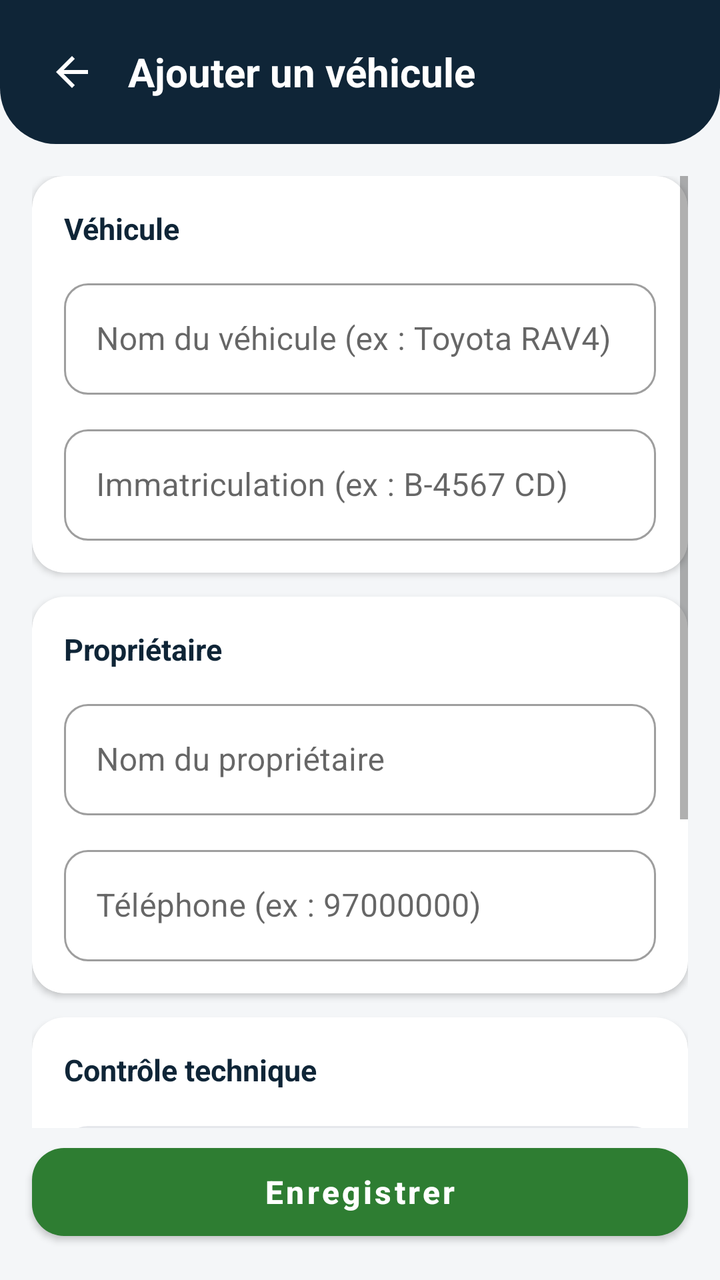
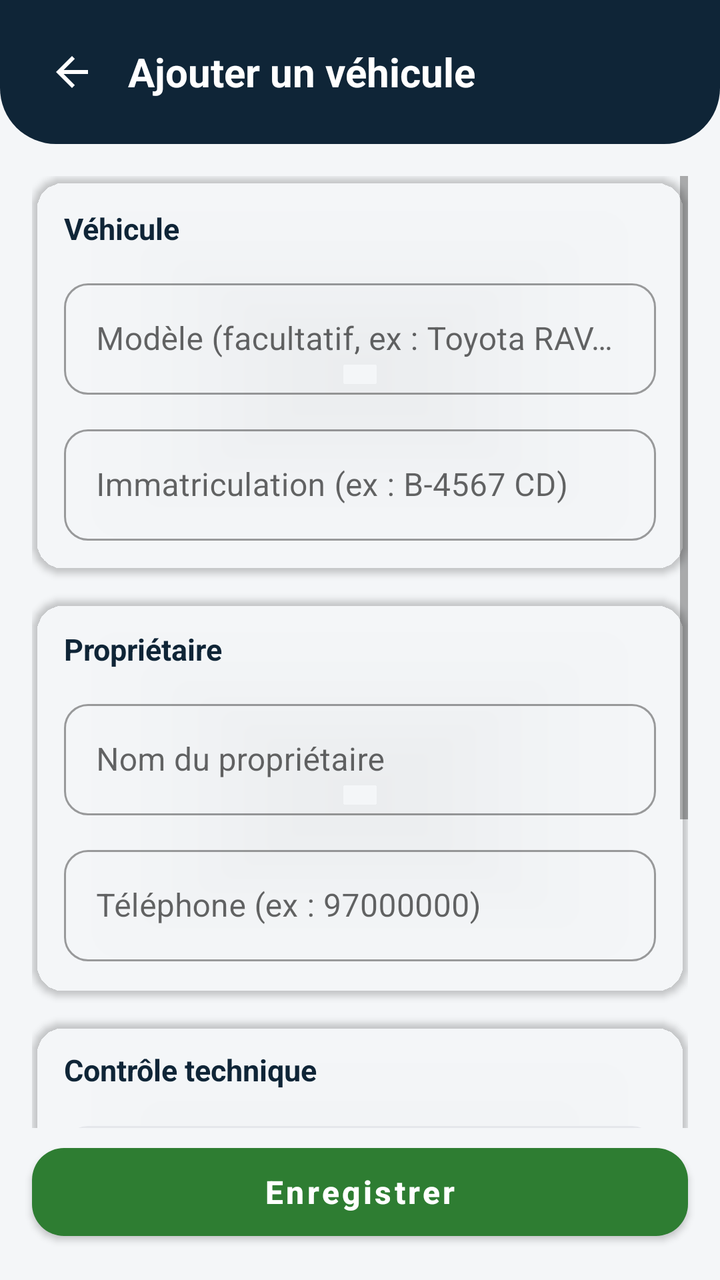

The first picture is an Android layout as it rendered before a commit; the second is the same layout after the commit. The layout source and the unified diff follow.
<!-- AndroidManifest.xml: application theme Theme.AutoMemo -->
<!-- res/layout/activity_add_vehicle.xml -->
<?xml version="1.0" encoding="utf-8"?>
<LinearLayout xmlns:android="http://schemas.android.com/apk/res/android"
    xmlns:app="http://schemas.android.com/apk/res-auto"
    android:layout_width="match_parent"
    android:layout_height="match_parent"
    android:background="@color/bg_light"
    android:orientation="vertical">

    
    <LinearLayout
        android:layout_width="match_parent"
        android:layout_height="wrap_content"
        android:background="@drawable/bg_header"
        android:gravity="center_vertical"
        android:orientation="horizontal"
        android:padding="16dp">

        <ImageView
            android:id="@+id/ivBack"
            android:layout_width="40dp"
            android:layout_height="40dp"
            android:background="?attr/selectableItemBackgroundBorderless"
            android:clickable="true"
            android:contentDescription="Retour"
            android:focusable="true"
            android:padding="8dp"
            android:src="@drawable/ic_back"
            android:tint="@android:color/white" />

        <TextView
            android:layout_width="wrap_content"
            android:layout_height="wrap_content"
            android:layout_marginStart="8dp"
            android:text="Ajouter un véhicule"
            android:textColor="@android:color/white"
            android:textSize="20sp"
            android:textStyle="bold" />
    </LinearLayout>

    <ScrollView
        android:layout_width="match_parent"
        android:layout_height="0dp"
        android:layout_weight="1"
        android:clipToPadding="false"
        android:padding="16dp">

        <LinearLayout
            android:layout_width="match_parent"
            android:layout_height="wrap_content"
            android:orientation="vertical">

            
            <androidx.cardview.widget.CardView
                android:layout_width="match_parent"
                android:layout_height="wrap_content"
                android:layout_marginBottom="12dp"
                app:cardBackgroundColor="@android:color/white"
                app:cardCornerRadius="16dp"
                app:cardElevation="2dp">

                <LinearLayout
                    android:layout_width="match_parent"
                    android:layout_height="wrap_content"
                    android:orientation="vertical"
                    android:padding="16dp">

                    <TextView
                        android:layout_width="wrap_content"
                        android:layout_height="wrap_content"
                        android:layout_marginBottom="12dp"
                        android:text="Véhicule"
                        android:textColor="@color/navy_header"
                        android:textSize="15sp"
                        android:textStyle="bold" />

                    <com.google.android.material.textfield.TextInputLayout
                        style="@style/Widget.MaterialComponents.TextInputLayout.OutlinedBox"
                        android:layout_width="match_parent"
                        android:layout_height="wrap_content"
                        android:layout_marginBottom="12dp"
                        android:hint="Nom du véhicule (ex : Toyota RAV4)"
                        app:boxCornerRadiusBottomEnd="12dp"
                        app:boxCornerRadiusBottomStart="12dp"
                        app:boxCornerRadiusTopEnd="12dp"
                        app:boxCornerRadiusTopStart="12dp">

                        <com.google.android.material.textfield.TextInputEditText
                            android:id="@+id/etVehicleName"
                            android:layout_width="match_parent"
                            android:layout_height="wrap_content"
                            android:inputType="textCapWords"
                            android:textColor="@color/text_dark" />
                    </com.google.android.material.textfield.TextInputLayout>

                    <com.google.android.material.textfield.TextInputLayout
                        style="@style/Widget.MaterialComponents.TextInputLayout.OutlinedBox"
                        android:layout_width="match_parent"
                        android:layout_height="wrap_content"
                        android:hint="Immatriculation (ex : B-4567 CD)"
                        app:boxCornerRadiusBottomEnd="12dp"
                        app:boxCornerRadiusBottomStart="12dp"
                        app:boxCornerRadiusTopEnd="12dp"
                        app:boxCornerRadiusTopStart="12dp">

                        <com.google.android.material.textfield.TextInputEditText
                            android:id="@+id/etLicensePlate"
                            android:layout_width="match_parent"
                            android:layout_height="wrap_content"
                            android:inputType="textCapCharacters"
                            android:textColor="@color/text_dark" />
                    </com.google.android.material.textfield.TextInputLayout>
                </LinearLayout>
            </androidx.cardview.widget.CardView>

            
            <androidx.cardview.widget.CardView
                android:layout_width="match_parent"
                android:layout_height="wrap_content"
                android:layout_marginBottom="12dp"
                app:cardBackgroundColor="@android:color/white"
                app:cardCornerRadius="16dp"
                app:cardElevation="2dp">

                <LinearLayout
                    android:layout_width="match_parent"
                    android:layout_height="wrap_content"
                    android:orientation="vertical"
                    android:padding="16dp">

                    <TextView
                        android:layout_width="wrap_content"
                        android:layout_height="wrap_content"
                        android:layout_marginBottom="12dp"
                        android:text="Propriétaire"
                        android:textColor="@color/navy_header"
                        android:textSize="15sp"
                        android:textStyle="bold" />

                    <com.google.android.material.textfield.TextInputLayout
                        style="@style/Widget.MaterialComponents.TextInputLayout.OutlinedBox"
                        android:layout_width="match_parent"
                        android:layout_height="wrap_content"
                        android:layout_marginBottom="12dp"
                        android:hint="Nom du propriétaire"
                        app:boxCornerRadiusBottomEnd="12dp"
                        app:boxCornerRadiusBottomStart="12dp"
                        app:boxCornerRadiusTopEnd="12dp"
                        app:boxCornerRadiusTopStart="12dp">

                        <com.google.android.material.textfield.TextInputEditText
                            android:id="@+id/etOwnerName"
                            android:layout_width="match_parent"
                            android:layout_height="wrap_content"
                            android:inputType="textCapWords"
                            android:textColor="@color/text_dark" />
                    </com.google.android.material.textfield.TextInputLayout>

                    <com.google.android.material.textfield.TextInputLayout
                        style="@style/Widget.MaterialComponents.TextInputLayout.OutlinedBox"
                        android:layout_width="match_parent"
                        android:layout_height="wrap_content"
                        android:hint="Téléphone (ex : 97000000)"
                        app:boxCornerRadiusBottomEnd="12dp"
                        app:boxCornerRadiusBottomStart="12dp"
                        app:boxCornerRadiusTopEnd="12dp"
                        app:boxCornerRadiusTopStart="12dp">

                        <com.google.android.material.textfield.TextInputEditText
                            android:id="@+id/etOwnerPhone"
                            android:layout_width="match_parent"
                            android:layout_height="wrap_content"
                            android:inputType="phone"
                            android:textColor="@color/text_dark" />
                    </com.google.android.material.textfield.TextInputLayout>
                </LinearLayout>
            </androidx.cardview.widget.CardView>

            
            <androidx.cardview.widget.CardView
                android:layout_width="match_parent"
                android:layout_height="wrap_content"
                android:layout_marginBottom="12dp"
                app:cardBackgroundColor="@android:color/white"
                app:cardCornerRadius="16dp"
                app:cardElevation="2dp">

                <LinearLayout
                    android:layout_width="match_parent"
                    android:layout_height="wrap_content"
                    android:orientation="vertical"
                    android:padding="16dp">

                    <TextView
                        android:layout_width="wrap_content"
                        android:layout_height="wrap_content"
                        android:layout_marginBottom="12dp"
                        android:text="Contrôle technique"
                        android:textColor="@color/navy_header"
                        android:textSize="15sp"
                        android:textStyle="bold" />

                    <Button
                        android:textAllCaps="false"
                        android:id="@+id/btnPickExpiryDate"
                        style="@style/Widget.MaterialComponents.Button.OutlinedButton"
                        android:layout_width="match_parent"
                        android:layout_height="52dp"
                        android:text="Choisir la date d'expiration"
                        android:textColor="@color/navy_header"
                        app:cornerRadius="12dp"
                        app:icon="@drawable/ic_calendar"
                        app:iconTint="@color/navy_header"
                        app:strokeColor="@color/stroke_light" />

                    <TextView
                        android:id="@+id/tvSelectedDate"
                        android:layout_width="match_parent"
                        android:layout_height="wrap_content"
                        android:layout_marginTop="6dp"
                        android:layout_marginBottom="16dp"
                        android:text="Aucune date sélectionnée"
                        android:textColor="@color/text_muted"
                        android:textSize="12sp" />

                    <TextView
                        android:layout_width="wrap_content"
                        android:layout_height="wrap_content"
                        android:layout_marginBottom="8dp"
                        android:text="Justificatif (photo ou PDF)"
                        android:textColor="@color/text_dark"
                        android:textSize="13sp"
                        android:textStyle="bold" />

                    <LinearLayout
                        android:layout_width="match_parent"
                        android:layout_height="wrap_content"
                        android:orientation="horizontal">

                        <Button
                            android:textAllCaps="false"
                            android:id="@+id/btnSelectPhoto"
                            style="@style/Widget.MaterialComponents.Button.OutlinedButton"
                            android:layout_width="0dp"
                            android:layout_height="52dp"
                            android:layout_marginEnd="4dp"
                            android:layout_weight="1"
                            android:text="Photo"
                            android:textColor="@color/navy_header"
                            app:cornerRadius="12dp"
                            app:icon="@drawable/ic_image"
                            app:iconTint="@color/navy_header"
                            app:strokeColor="@color/stroke_light" />

                        <Button
                            android:textAllCaps="false"
                            android:id="@+id/btnSelectPdf"
                            style="@style/Widget.MaterialComponents.Button.OutlinedButton"
                            android:layout_width="0dp"
                            android:layout_height="52dp"
                            android:layout_marginStart="4dp"
                            android:layout_weight="1"
                            android:text="PDF"
                            android:textColor="@color/navy_header"
                            app:cornerRadius="12dp"
                            app:icon="@drawable/ic_doc"
                            app:iconTint="@color/navy_header"
                            app:strokeColor="@color/stroke_light" />
                    </LinearLayout>

                    <TextView
                        android:id="@+id/tvPdfStatus"
                        android:layout_width="match_parent"
                        android:layout_height="wrap_content"
                        android:layout_marginTop="6dp"
                        android:text="Aucun fichier attaché"
                        android:textColor="@color/text_muted"
                        android:textSize="12sp" />
                </LinearLayout>
            </androidx.cardview.widget.CardView>
        </LinearLayout>
    </ScrollView>

    
    <Button
        android:textAllCaps="false"
        android:id="@+id/btnSave"
        android:layout_width="match_parent"
        android:layout_height="56dp"
        android:layout_marginStart="16dp"
        android:layout_marginTop="4dp"
        android:layout_marginEnd="16dp"
        android:layout_marginBottom="16dp"
        android:text="Enregistrer"
        android:textColor="@android:color/white"
        android:textSize="16sp"
        android:textStyle="bold"
        app:backgroundTint="@color/status_green"
        app:cornerRadius="16dp" />

</LinearLayout>
<!-- resources referenced by this layout -->
<resources>
  <color name="bg_light">#F4F6F8</color>
  <color name="navy_header">#0F2537</color>
  <color name="status_green">#2E7D32</color>
  <color name="stroke_light">#E5E7EB</color>
  <color name="text_dark">#1F2937</color>
  <color name="text_muted">#6B7280</color>
  <!-- drawable bg_header (drawable) -->
  <?xml version="1.0" encoding="utf-8"?>
  <shape xmlns:android="http://schemas.android.com/apk/res/android"
      android:shape="rectangle">
      <solid android:color="@color/navy_header" />
      <corners
          android:bottomLeftRadius="28dp"
          android:bottomRightRadius="28dp" />
  </shape>
  <!-- drawable ic_back (drawable) -->
  <vector xmlns:android="http://schemas.android.com/apk/res/android"
      android:width="24dp"
      android:height="24dp"
      android:viewportWidth="24"
      android:viewportHeight="24">
      <path
          android:fillColor="#FFFFFFFF"
          android:pathData="M20,11H7.83l5.59,-5.59L12,4l-8,8 8,8 1.41,-1.41L7.83,13H20v-2z" />
  </vector>
  <!-- drawable ic_calendar (drawable) -->
  <vector xmlns:android="http://schemas.android.com/apk/res/android"
      android:width="24dp"
      android:height="24dp"
      android:viewportWidth="24"
      android:viewportHeight="24">
      <path
          android:fillColor="#FFFFFFFF"
          android:pathData="M20,3h-1L19,1h-2v2L7,3L7,1L5,1v2L4,3c-1.1,0 -2,0.9 -2,2v16c0,1.1 0.9,2 2,2h16c1.1,0 2,-0.9 2,-2L22,5c0,-1.1 -0.9,-2 -2,-2zM20,21L4,21L4,8h16v13z" />
  </vector>
  <!-- drawable ic_doc (drawable) -->
  <vector xmlns:android="http://schemas.android.com/apk/res/android"
      android:width="24dp"
      android:height="24dp"
      android:viewportWidth="24"
      android:viewportHeight="24">
      <path
          android:fillColor="#FFFFFFFF"
          android:pathData="M14,2H6c-1.1,0 -1.99,0.9 -1.99,2L4,20c0,1.1 0.89,2 1.99,2H18c1.1,0 2,-0.9 2,-2V8l-6,-6zM16,18H8v-2h8v2zM16,14H8v-2h8v2zM13,9V3.5L18.5,9H13z" />
  </vector>
  <!-- drawable ic_image (drawable) -->
  <vector xmlns:android="http://schemas.android.com/apk/res/android"
      android:width="24dp"
      android:height="24dp"
      android:viewportWidth="24"
      android:viewportHeight="24">
      <path
          android:fillColor="#FFFFFFFF"
          android:pathData="M21,19V5c0,-1.1 -0.9,-2 -2,-2H5c-1.1,0 -2,0.9 -2,2v14c0,1.1 0.9,2 2,2h14c1.1,0 2,-0.9 2,-2zM8.5,13.5l2.5,3.01L14.5,12l4.5,6H5l3.5,-4.5z" />
  </vector>
  <style name="Theme.AutoMemo" parent="Theme.MaterialComponents.Light.NoActionBar">
          <item name="colorPrimary">@color/accent_blue</item>
          <item name="colorPrimaryVariant">@color/navy_header</item>
          <item name="colorOnPrimary">@android:color/white</item>
          <item name="colorSecondary">@color/accent_blue</item>
          <item name="colorOnSecondary">@android:color/white</item>
          <item name="android:statusBarColor">@color/navy_header</item>
          <item name="android:windowBackground">@color/bg_light</item>
      </style>
  <color name="accent_blue">#1976D2</color>
</resources>

<!-- the commit's change to res/layout/activity_add_vehicle.xml (unified diff, before → after) -->
@@ -54,7 +54,7 @@
                 android:layout_width="match_parent"
                 android:layout_height="wrap_content"
                 android:layout_marginBottom="12dp"
-                app:cardBackgroundColor="@android:color/white"
+                app:cardBackgroundColor="@color/surface"
                 app:cardCornerRadius="16dp"
                 app:cardElevation="2dp">
 
@@ -78,7 +78,7 @@
                         android:layout_width="match_parent"
                         android:layout_height="wrap_content"
                         android:layout_marginBottom="12dp"
-                        android:hint="Nom du véhicule (ex : Toyota RAV4)"
+                        android:hint="Modèle (facultatif, ex : Toyota RAV4)"
                         app:boxCornerRadiusBottomEnd="12dp"
                         app:boxCornerRadiusBottomStart="12dp"
                         app:boxCornerRadiusTopEnd="12dp"
@@ -117,7 +117,7 @@
                 android:layout_width="match_parent"
                 android:layout_height="wrap_content"
                 android:layout_marginBottom="12dp"
-                app:cardBackgroundColor="@android:color/white"
+                app:cardBackgroundColor="@color/surface"
                 app:cardCornerRadius="16dp"
                 app:cardElevation="2dp">
 
@@ -180,7 +180,7 @@
                 android:layout_width="match_parent"
                 android:layout_height="wrap_content"
                 android:layout_marginBottom="12dp"
-                app:cardBackgroundColor="@android:color/white"
+                app:cardBackgroundColor="@color/surface"
                 app:cardCornerRadius="16dp"
                 app:cardElevation="2dp">
 
